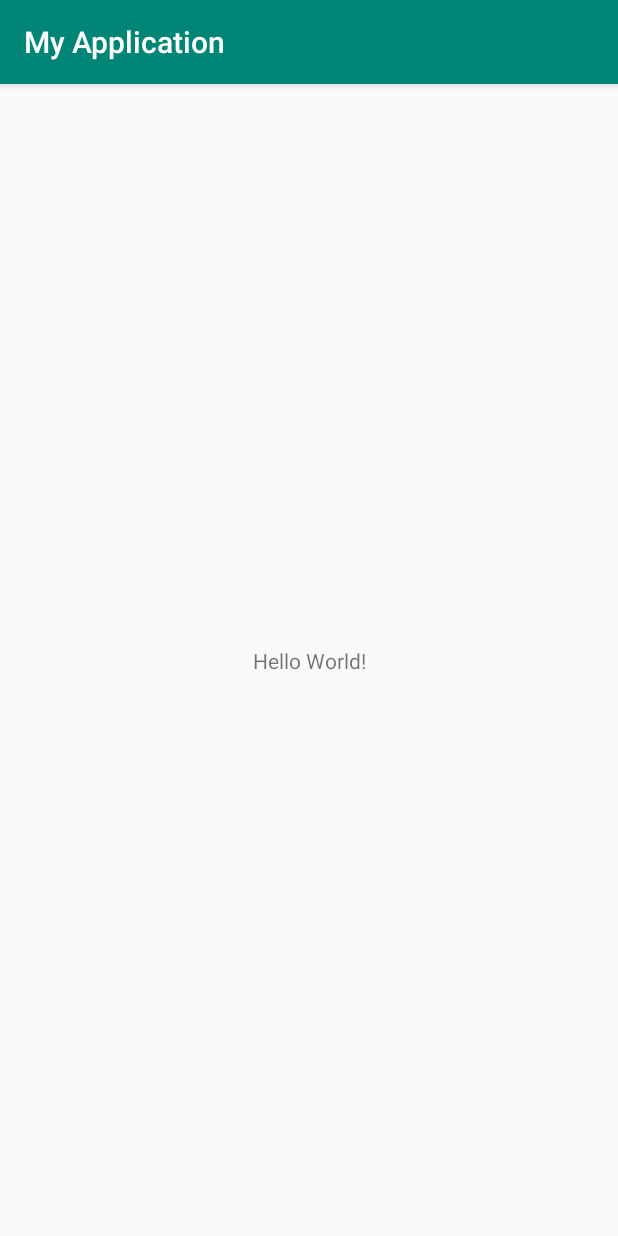
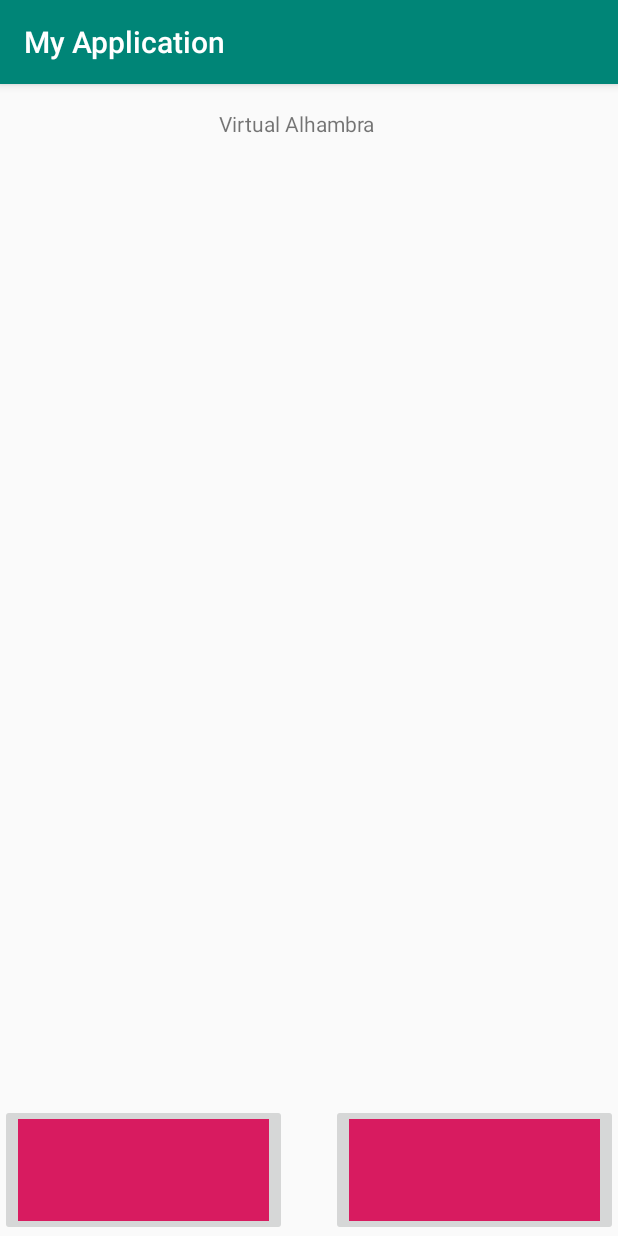
Before and after one commit to EloyBG97/VirtualAlhambra, an Android app: the screen it shows after launch (MainActivity), on a phone screen of 412 x 824 dp. Run offline under Robolectric (Android 15) with nearby library versions, the phone set to English and light mode, and no system bars.

Commit message:
Multitouch importado
Falta realizar el gesto

```diff
--- a/app/src/main/AndroidManifest.xml
+++ b/app/src/main/AndroidManifest.xml
@@ -16,6 +16,7 @@
                 <category android:name="android.intent.category.LAUNCHER" />
             </intent-filter>
         </activity>
+
     </application>
 
 </manifest>
--- a/app/src/main/java/com/virtualalhambra/MainActivity.java
+++ b/app/src/main/java/com/virtualalhambra/MainActivity.java
@@ -2,6 +2,8 @@ package com.virtualalhambra;
 
 import androidx.appcompat.app.AppCompatActivity;
 import android.os.Bundle;
+import android.content.Intent;
+import android.view.View;
 
 public class MainActivity extends AppCompatActivity {
 
@@ -10,4 +12,5 @@ public class MainActivity extends AppCompatActivity {
         super.onCreate(savedInstanceState);
         setContentView(R.layout.activity_main);
     }
+
 }
--- a/app/src/main/res/layout/activity_main.xml
+++ b/app/src/main/res/layout/activity_main.xml
@@ -7,13 +7,42 @@
     android:layout_height="match_parent"
     tools:context=".MainActivity">
 
+
+    <com.virtualalhambra.MultiTouchView
+        android:id="@+id/touchView"
+        android:layout_width="410dp"
+        android:layout_height="588dp"
+        app:layout_constraintEnd_toEndOf="parent"
+        tools:layout_editor_absoluteY="54dp"
+        tools:ignore="MissingConstraints" />
+
     <TextView
         android:layout_width="wrap_content"
         android:layout_height="wrap_content"
-        android:text="Hello World!"
+        android:text="Virtual Alhambra"
         app:layout_constraintBottom_toBottomOf="parent"
+        app:layout_constraintHorizontal_bias="0.473"
         app:layout_constraintLeft_toLeftOf="parent"
         app:layout_constraintRight_toRightOf="parent"
-        app:layout_constraintTop_toTopOf="parent" />
+        app:layout_constraintTop_toTopOf="parent"
+        app:layout_constraintVertical_bias="0.022" />
+
+    <ImageButton
+        android:id="@+id/imageButton"
+        android:layout_width="191dp"
+        android:layout_height="88dp"
+        app:layout_constraintBottom_toBottomOf="parent"
+        app:layout_constraintStart_toStartOf="parent"
+        app:srcCompat="@color/colorAccent"
+        tools:ignore="MissingConstraints" />
+
+    <ImageButton
+        android:id="@+id/imageButton2"
+        android:layout_width="191dp"
+        android:layout_height="88dp"
+        app:layout_constraintBottom_toBottomOf="parent"
+        app:layout_constraintEnd_toEndOf="parent"
+        app:srcCompat="@color/colorAccent"
+        tools:ignore="MissingConstraints" />
 
 </androidx.constraintlayout.widget.ConstraintLayout>
```
Also changed, not shown: app/src/main/java/com/virtualalhambra/MultiTouchView.java (added, +150 -0 lines).
